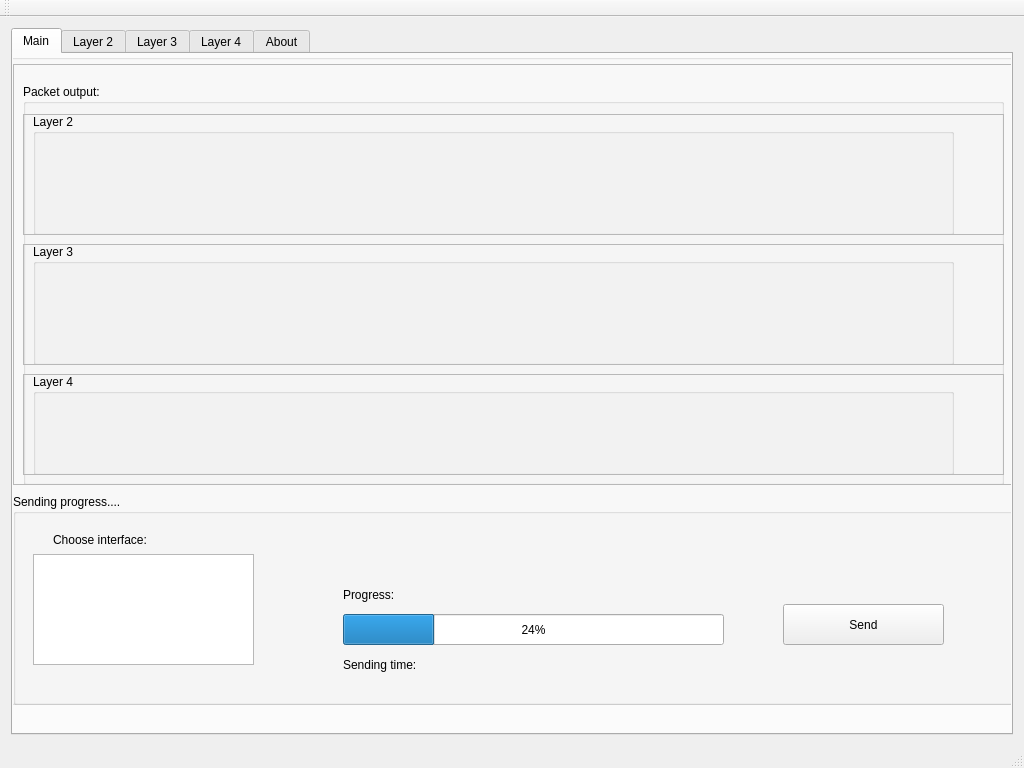
This is qt/packet-generator/mainwindow.ui in emiliancyc/packet-generator as Qt 5 draws it before an edit. The edited form follows.
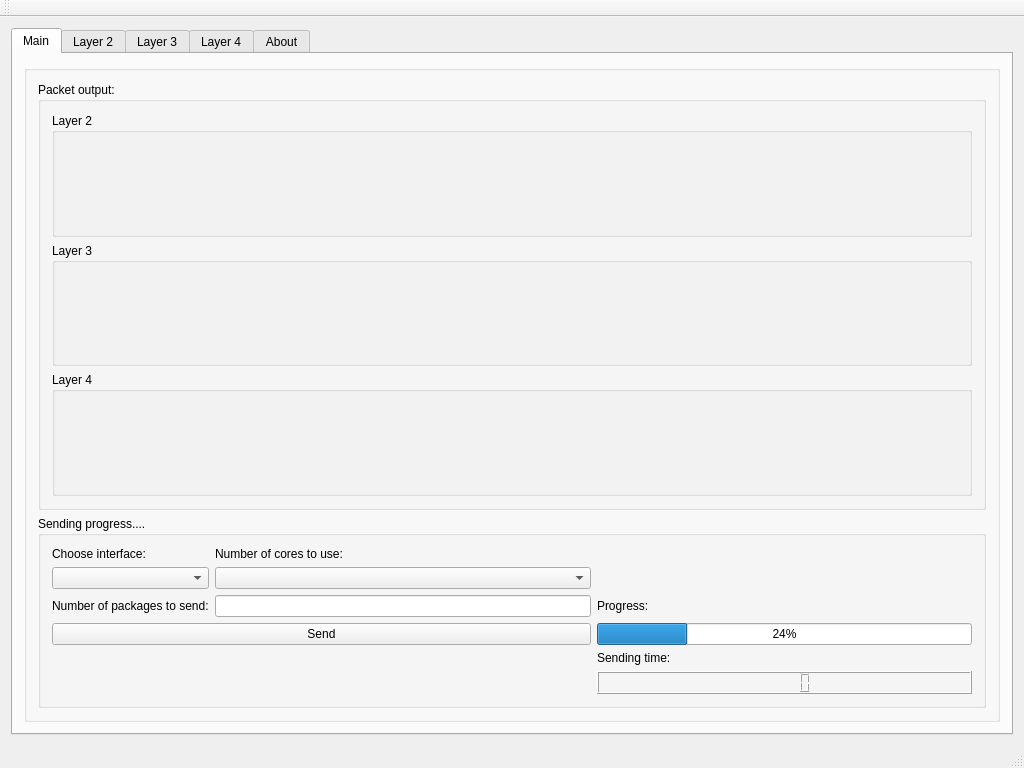
This is the edited form. The open tabs and pages were chosen to show the change.

Patch:
```diff
--- a/qt/packet-generator/mainwindow.ui
+++ b/qt/packet-generator/mainwindow.ui
@@ -26,8 +26,8 @@
    <string>Packet-generator</string>
   </property>
   <widget class="QWidget" name="centralWidget">
-   <layout class="QGridLayout" name="gridLayout">
-    <item row="0" column="1">
+   <layout class="QGridLayout" name="gridLayout_10">
+    <item row="1" column="0">
      <widget class="QTabWidget" name="tabWidget">
       <property name="font">
        <font>
@@ -57,226 +57,155 @@
        <attribute name="title">
         <string>Main</string>
        </attribute>
+       <layout class="QHBoxLayout" name="horizontalLayout_2">
+        <item>
        <widget class="QGroupBox" name="groupBox_3">
-        <property name="geometry">
-         <rect>
-          <x>-40</x>
-          <y>0</y>
-          <width>1041</width>
-          <height>651</height>
-         </rect>
+          <property name="sizePolicy">
+           <sizepolicy hsizetype="Preferred" vsizetype="Preferred">
+            <horstretch>1</horstretch>
+            <verstretch>1</verstretch>
+           </sizepolicy>
         </property>
         <property name="title">
          <string/>
         </property>
+          <layout class="QVBoxLayout" name="verticalLayout">
+           <item>
+            <widget class="QGroupBox" name="packet_output_groupbox">
+             <property name="sizePolicy">
+              <sizepolicy hsizetype="Expanding" vsizetype="Preferred">
+               <horstretch>0</horstretch>
+               <verstretch>0</verstretch>
+              </sizepolicy>
+             </property>
+             <property name="title">
+              <string>Packet output:</string>
+             </property>
+             <layout class="QVBoxLayout" name="verticalLayout_2">
+              <item>
+               <widget class="QGroupBox" name="layer2_output_groupbox">
+                <property name="title">
+                 <string>Layer 2</string>
+                </property>
+               </widget>
+              </item>
+              <item>
+               <widget class="QGroupBox" name="layer3_output_groupbox">
+                <property name="title">
+                 <string>Layer 3</string>
+                </property>
+                <zorder>groupBox_4</zorder>
+               </widget>
+              </item>
+              <item>
+               <widget class="QGroupBox" name="layer4_output_groupbox">
+                <property name="title">
+                 <string>Layer 4</string>
+                </property>
+                <zorder>groupBox_4</zorder>
+                <zorder>groupBox_4</zorder>
+                <zorder>groupBox_4</zorder>
+               </widget>
+              </item>
+             </layout>
+            </widget>
+           </item>
+           <item>
         <widget class="QGroupBox" name="groupBox_4">
-         <property name="geometry">
-          <rect>
-           <x>40</x>
-           <y>440</y>
-           <width>1001</width>
-           <height>211</height>
-          </rect>
+             <property name="sizePolicy">
+              <sizepolicy hsizetype="Expanding" vsizetype="Fixed">
+               <horstretch>0</horstretch>
+               <verstretch>0</verstretch>
+              </sizepolicy>
          </property>
          <property name="title">
           <string>Sending progress....</string>
          </property>
+             <layout class="QGridLayout" name="gridLayout">
+              <item row="4" column="2">
+               <widget class="QLabel" name="progress_label">
+                <property name="text">
+                 <string>Progress:</string>
+                </property>
+               </widget>
+              </item>
+              <item row="2" column="1">
+               <widget class="QComboBox" name="cores_num_comboBox"/>
+              </item>
+              <item row="6" column="2">
+               <widget class="QLabel" name="sending_time_label">
+                <property name="text">
+                 <string>Sending time:</string>
+                </property>
+               </widget>
+              </item>
+              <item row="1" column="0">
+               <widget class="QLabel" name="choose_interface_label">
+                <property name="text">
+                 <string>Choose interface:</string>
+                </property>
+               </widget>
+              </item>
+              <item row="8" column="2">
+               <widget class="QLCDNumber" name="sending_time_lcdNumber"/>
+              </item>
+              <item row="4" column="0">
+               <widget class="QLabel" name="packages_to_send_label">
+                <property name="text">
+                 <string>Number of packages to send:</string>
+                </property>
+               </widget>
+              </item>
+              <item row="5" column="2">
          <widget class="QProgressBar" name="sending_progressBar">
-          <property name="geometry">
-           <rect>
-            <x>330</x>
-            <y>120</y>
-            <width>381</width>
-            <height>31</height>
-           </rect>
-          </property>
           <property name="value">
            <number>24</number>
           </property>
          </widget>
+              </item>
+              <item row="5" column="0" colspan="2">
          <widget class="QPushButton" name="SendButton">
-          <property name="geometry">
-           <rect>
-            <x>770</x>
-            <y>110</y>
-            <width>161</width>
-            <height>41</height>
-           </rect>
+                <property name="sizePolicy">
+                 <sizepolicy hsizetype="Preferred" vsizetype="Fixed">
+                  <horstretch>0</horstretch>
+                  <verstretch>0</verstretch>
+                 </sizepolicy>
           </property>
           <property name="text">
            <string>Send</string>
           </property>
          </widget>
-         <widget class="QLabel" name="choose_interface_label">
-          <property name="geometry">
-           <rect>
-            <x>40</x>
-            <y>20</y>
-            <width>141</width>
-            <height>51</height>
-           </rect>
-          </property>
-          <property name="text">
-           <string>Choose interface:</string>
-          </property>
-         </widget>
-         <widget class="QListWidget" name="interface_list">
-          <property name="geometry">
-           <rect>
-            <x>20</x>
-            <y>60</y>
-            <width>221</width>
-            <height>111</height>
-           </rect>
-          </property>
-          <property name="editTriggers">
-           <set>QAbstractItemView::DoubleClicked|QAbstractItemView::EditKeyPressed</set>
-          </property>
-         </widget>
-         <widget class="QLabel" name="sending_time">
-          <property name="geometry">
-           <rect>
-            <x>330</x>
-            <y>150</y>
-            <width>141</width>
-            <height>41</height>
-           </rect>
-          </property>
+              </item>
+              <item row="2" column="0">
+               <widget class="QComboBox" name="interface_list_comboBox"/>
+              </item>
+              <item row="4" column="1">
+               <widget class="QLineEdit" name="packages_to_send_lineEdit">
+                <property name="layoutDirection">
+                 <enum>Qt::LeftToRight</enum>
+                </property>
+               </widget>
+              </item>
+              <item row="1" column="1">
+               <widget class="QLabel" name="num_of_cores_label">
+                <property name="sizePolicy">
+                 <sizepolicy hsizetype="Fixed" vsizetype="Fixed">
+                  <horstretch>0</horstretch>
+                  <verstretch>0</verstretch>
+                 </sizepolicy>
+                </property>
           <property name="text">
-           <string>Sending time:</string>
-          </property>
-         </widget>
-         <widget class="QLabel" name="progress">
-          <property name="geometry">
-           <rect>
-            <x>330</x>
-            <y>80</y>
-            <width>141</width>
-            <height>41</height>
-           </rect>
-          </property>
-          <property name="text">
-           <string>Progress:</string>
-          </property>
-         </widget>
-        </widget>
-        <widget class="QGroupBox" name="packet_output_groupbox">
-         <property name="geometry">
-          <rect>
-           <x>50</x>
-           <y>30</y>
-           <width>981</width>
-           <height>401</height>
-          </rect>
-         </property>
-         <property name="title">
-          <string>Packet output:</string>
-         </property>
-         <widget class="QGroupBox" name="layer2_output_groupbox">
-          <property name="geometry">
-           <rect>
-            <x>10</x>
-            <y>30</y>
-            <width>921</width>
-            <height>121</height>
-           </rect>
-          </property>
-          <property name="title">
-           <string>Layer 2</string>
-          </property>
-         </widget>
-         <widget class="QGroupBox" name="layer3_output_groupbox">
-          <property name="geometry">
-           <rect>
-            <x>10</x>
-            <y>160</y>
-            <width>921</width>
-            <height>121</height>
-           </rect>
-          </property>
-          <property name="title">
-           <string>Layer 3</string>
-          </property>
-         </widget>
-         <widget class="QGroupBox" name="layer4_output_groupbox">
-          <property name="geometry">
-           <rect>
-            <x>10</x>
-            <y>290</y>
-            <width>921</width>
-            <height>101</height>
-           </rect>
-          </property>
-          <property name="title">
-           <string>Layer 4</string>
-          </property>
-         </widget>
-        </widget>
-        <widget class="QFrame" name="frame">
-         <property name="geometry">
-          <rect>
-           <x>40</x>
-           <y>10</y>
-           <width>1001</width>
-           <height>421</height>
-          </rect>
-         </property>
-         <property name="frameShape">
-          <enum>QFrame::StyledPanel</enum>
-         </property>
-         <property name="frameShadow">
-          <enum>QFrame::Raised</enum>
-         </property>
-         <widget class="QFrame" name="frame_4">
-          <property name="geometry">
-           <rect>
-            <x>10</x>
-            <y>50</y>
-            <width>981</width>
-            <height>121</height>
-           </rect>
-          </property>
-          <property name="frameShape">
-           <enum>QFrame::StyledPanel</enum>
-          </property>
-          <property name="frameShadow">
-           <enum>QFrame::Raised</enum>
-          </property>
-         </widget>
-         <widget class="QFrame" name="frame_5">
-          <property name="geometry">
-           <rect>
-            <x>10</x>
-            <y>180</y>
-            <width>981</width>
-            <height>121</height>
-           </rect>
-          </property>
-          <property name="frameShape">
-           <enum>QFrame::StyledPanel</enum>
-          </property>
-          <property name="frameShadow">
-           <enum>QFrame::Raised</enum>
-          </property>
-         </widget>
-         <widget class="QFrame" name="frame_6">
-          <property name="geometry">
-           <rect>
-            <x>10</x>
-            <y>310</y>
-            <width>981</width>
-            <height>101</height>
-           </rect>
-          </property>
-          <property name="frameShape">
-           <enum>QFrame::StyledPanel</enum>
-          </property>
-          <property name="frameShadow">
-           <enum>QFrame::Raised</enum>
-          </property>
-         </widget>
-        </widget>
-       </widget>
+                 <string>Number of cores to use:</string>
+                </property>
+               </widget>
+              </item>
+             </layout>
+            </widget>
+           </item>
+          </layout>
+         </widget>
+        </item>
+       </layout>
       </widget>
       <widget class="QWidget" name="Layer2">
        <attribute name="title">
```
Left out of the diff: 924 changed lines with no effect on the pictures. Lines whose indentation alone changed are shown as unchanged.
